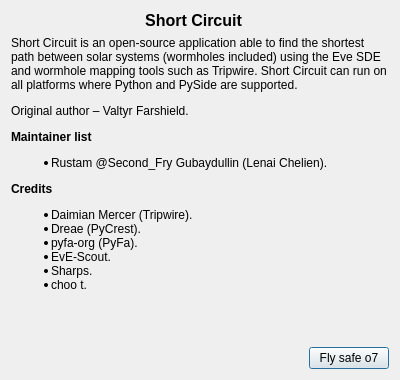
secondfry/shortcircuit, file resources/ui/gui_about.ui: the form before one commit.
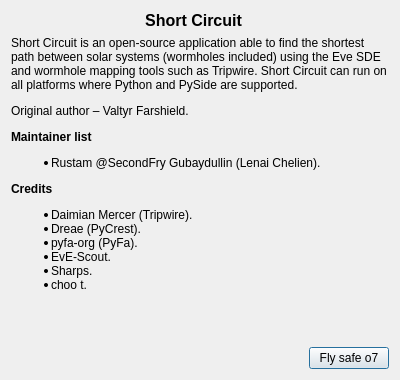
The form after the commit. Icons and pictures are not drawn.

```diff
--- a/resources/ui/gui_about.ui
+++ b/resources/ui/gui_about.ui
@@ -103,7 +103,7 @@
         <string notr="true"/>
        </property>
        <property name="text">
-        <string>&lt;html&gt;&lt;head/&gt;&lt;body&gt;&lt;p&gt;Short Circuit is an open-source application able to find the shortest path between solar systems (wormholes included) using the Eve SDE and wormhole mapping tools such as Tripwire. Short Circuit can run on all platforms where Python and PySide are supported. &lt;/p&gt;&lt;p&gt;Original author – Valtyr Farshield. &lt;/p&gt;&lt;p&gt;&lt;span style=&quot; font-weight:600;&quot;&gt;Maintainer list&lt;/span&gt;&lt;/p&gt;&lt;ul style=&quot;margin-top: 0px; margin-bottom: 0px; margin-left: 0px; margin-right: 0px; -qt-list-indent: 1;&quot;&gt;&lt;li style=&quot; margin-top:12px; margin-bottom:12px; margin-left:0px; margin-right:0px; -qt-block-indent:0; text-indent:0px;&quot;&gt;Rustam @Second_Fry Gubaydullin (Lenai Chelien).&lt;/li&gt;&lt;/ul&gt;&lt;p&gt;&lt;span style=&quot; font-weight:600;&quot;&gt;Credits&lt;/span&gt;&lt;/p&gt;&lt;ul style=&quot;margin-top: 0px; margin-bottom: 0px; margin-left: 0px; margin-right: 0px; -qt-list-indent: 1;&quot;&gt;&lt;li style=&quot; margin-top:12px; margin-bottom:0px; margin-left:0px; margin-right:0px; -qt-block-indent:0; text-indent:0px;&quot;&gt;Daimian Mercer (Tripwire). &lt;/li&gt;&lt;li style=&quot; margin-top:0px; margin-bottom:0px; margin-left:0px; margin-right:0px; -qt-block-indent:0; text-indent:0px;&quot;&gt;Dreae (PyCrest). &lt;/li&gt;&lt;li style=&quot; margin-top:0px; margin-bottom:0px; margin-left:0px; margin-right:0px; -qt-block-indent:0; text-indent:0px;&quot;&gt;pyfa-org (PyFa). &lt;/li&gt;&lt;li style=&quot; margin-top:0px; margin-bottom:0px; margin-left:0px; margin-right:0px; -qt-block-indent:0; text-indent:0px;&quot;&gt;EvE-Scout. &lt;/li&gt;&lt;li style=&quot; margin-top:0px; margin-bottom:0px; margin-left:0px; margin-right:0px; -qt-block-indent:0; text-indent:0px;&quot;&gt;Sharps. &lt;/li&gt;&lt;li style=&quot; margin-top:0px; margin-bottom:12px; margin-left:0px; margin-right:0px; -qt-block-indent:0; text-indent:0px;&quot;&gt;choo t. &lt;/li&gt;&lt;/ul&gt;&lt;/body&gt;&lt;/html&gt;</string>
+        <string>&lt;html&gt;&lt;head/&gt;&lt;body&gt;&lt;p&gt;Short Circuit is an open-source application able to find the shortest path between solar systems (wormholes included) using the Eve SDE and wormhole mapping tools such as Tripwire. Short Circuit can run on all platforms where Python and PySide are supported. &lt;/p&gt;&lt;p&gt;Original author – Valtyr Farshield. &lt;/p&gt;&lt;p&gt;&lt;span style=&quot; font-weight:600;&quot;&gt;Maintainer list&lt;/span&gt;&lt;/p&gt;&lt;ul style=&quot;margin-top: 0px; margin-bottom: 0px; margin-left: 0px; margin-right: 0px; -qt-list-indent: 1;&quot;&gt;&lt;li style=&quot; margin-top:12px; margin-bottom:12px; margin-left:0px; margin-right:0px; -qt-block-indent:0; text-indent:0px;&quot;&gt;Rustam @SecondFry Gubaydullin (Lenai Chelien).&lt;/li&gt;&lt;/ul&gt;&lt;p&gt;&lt;span style=&quot; font-weight:600;&quot;&gt;Credits&lt;/span&gt;&lt;/p&gt;&lt;ul style=&quot;margin-top: 0px; margin-bottom: 0px; margin-left: 0px; margin-right: 0px; -qt-list-indent: 1;&quot;&gt;&lt;li style=&quot; margin-top:12px; margin-bottom:0px; margin-left:0px; margin-right:0px; -qt-block-indent:0; text-indent:0px;&quot;&gt;Daimian Mercer (Tripwire). &lt;/li&gt;&lt;li style=&quot; margin-top:0px; margin-bottom:0px; margin-left:0px; margin-right:0px; -qt-block-indent:0; text-indent:0px;&quot;&gt;Dreae (PyCrest). &lt;/li&gt;&lt;li style=&quot; margin-top:0px; margin-bottom:0px; margin-left:0px; margin-right:0px; -qt-block-indent:0; text-indent:0px;&quot;&gt;pyfa-org (PyFa). &lt;/li&gt;&lt;li style=&quot; margin-top:0px; margin-bottom:0px; margin-left:0px; margin-right:0px; -qt-block-indent:0; text-indent:0px;&quot;&gt;EvE-Scout. &lt;/li&gt;&lt;li style=&quot; margin-top:0px; margin-bottom:0px; margin-left:0px; margin-right:0px; -qt-block-indent:0; text-indent:0px;&quot;&gt;Sharps. &lt;/li&gt;&lt;li style=&quot; margin-top:0px; margin-bottom:12px; margin-left:0px; margin-right:0px; -qt-block-indent:0; text-indent:0px;&quot;&gt;choo t. &lt;/li&gt;&lt;/ul&gt;&lt;/body&gt;&lt;/html&gt;</string>
        </property>
        <property name="alignment">
         <set>Qt::AlignLeading|Qt::AlignLeft|Qt::AlignTop</set>
```
